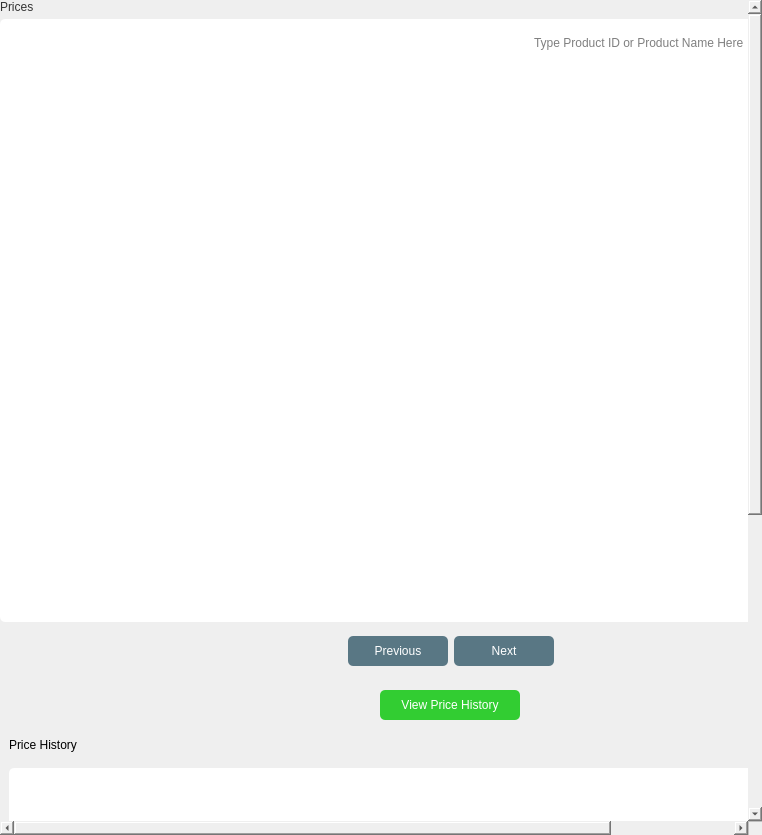
Before: the Qt Designer form app/src/ui/final_ui/prices_page.ui in Kazu0210/Inventory-System, drawn with Qt 5.
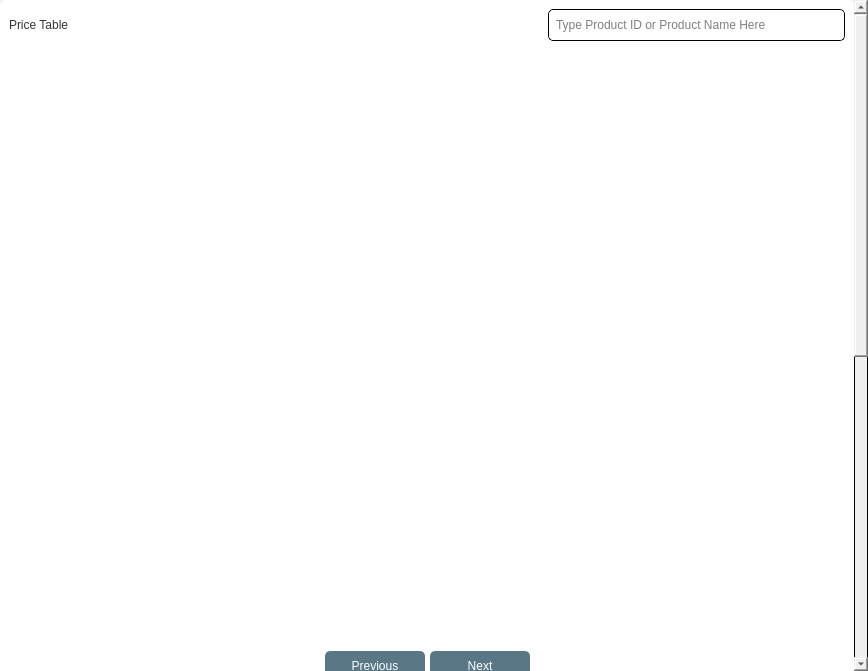
After: the same form once the commit is applied. Icons and pictures are not drawn.

Commit message: gui on prices page; done

What changed in the file:
```diff
--- a/app/src/ui/final_ui/prices_page.ui
+++ b/app/src/ui/final_ui/prices_page.ui
@@ -6,15 +6,16 @@
    <rect>
     <x>0</x>
     <y>0</y>
-    <width>762</width>
-    <height>835</height>
+    <width>868</width>
+    <height>671</height>
    </rect>
   </property>
   <property name="windowTitle">
    <string>Form</string>
   </property>
   <property name="styleSheet">
-   <string notr="true">font: 10pt &quot;Noto Sans&quot;;</string>
+   <string notr="true">font: 10pt &quot;Noto Sans&quot;;
+border: 1px solid black;</string>
   </property>
   <layout class="QVBoxLayout" name="verticalLayout">
    <property name="spacing">
@@ -50,7 +51,48 @@
       <bool>false</bool>
      </property>
      <property name="styleSheet">
-      <string notr="true">border: none;</string>
+      <string notr="true">#scrollArea{
+border: none;
+}
+QScrollBar:hover{
+ cursor: pointer;
+}
+            QScrollBar:vertical {
+                border: none;
+                background: #F0F0F0;
+                width: 14px;
+                margin: 0px 0px 0px 0px;
+            }
+            QScrollBar::handle:vertical {
+                background: #90A4AE;
+                border-radius: 7px;
+                min-height: 30px;
+            }
+            QScrollBar::add-line:vertical, QScrollBar::sub-line:vertical {
+                height: 0px;
+                background: none;
+            }
+            QScrollBar::add-page:vertical, QScrollBar::sub-page:vertical {
+                background: #F0F0F0;
+            }
+            QScrollBar:horizontal {
+                border: none;
+                background: #f0f0f0;
+                height: 14px;
+                margin: 0px 0px 0px 0px;
+            }
+            QScrollBar::handle:horizontal {
+                background: #90A4AE;
+                border-radius: 7px;
+                min-width: 14px;
+            }
+            QScrollBar::add-line:horizontal, QScrollBar::sub-line:horizontal {
+                width: 0px;
+                background: none;
+            }
+            QScrollBar::add-page:horizontal, QScrollBar::sub-page:horizontal {
+                background: #f0f0f0;
+            }</string>
      </property>
      <property name="sizeAdjustPolicy">
       <enum>QAbstractScrollArea::AdjustToContents</enum>
@@ -62,9 +104,9 @@
       <property name="geometry">
        <rect>
         <x>0</x>
-        <y>0</y>
-        <width>901</width>
-        <height>1320</height>
+        <y>-596</y>
+        <width>854</width>
+        <height>1267</height>
        </rect>
       </property>
       <property name="styleSheet">
@@ -110,8 +152,31 @@
           <property name="bottomMargin">
            <number>0</number>
           </property>
+          <item alignment="Qt::AlignTop">
+           <widget class="QFrame" name="frame_7">
+            <property name="styleSheet">
+             <string notr="true">#frame_7{
+background-color: #fff;
+border-radius: 5px;
+}</string>
+            </property>
+            <property name="frameShape">
+             <enum>QFrame::StyledPanel</enum>
+            </property>
+            <property name="frameShadow">
+             <enum>QFrame::Raised</enum>
+            </property>
+            <layout class="QVBoxLayout" name="verticalLayout_6">
+             <property name="spacing">
+              <number>5</number>
+             </property>
           <item>
            <widget class="QFrame" name="frame_6">
+               <property name="styleSheet">
+                <string notr="true">#frame_6{
+background-color: transparent;
+}</string>
+               </property>
             <property name="frameShape">
              <enum>QFrame::StyledPanel</enum>
             </property>
@@ -120,7 +185,7 @@
             </property>
             <layout class="QHBoxLayout" name="horizontalLayout">
              <property name="spacing">
-              <number>0</number>
+                 <number>5</number>
              </property>
              <property name="leftMargin">
               <number>0</number>
@@ -135,41 +200,54 @@
               <number>0</number>
              </property>
              <item alignment="Qt::AlignLeft">
+                 <widget class="QFrame" name="frame_12">
+                  <property name="styleSheet">
+                   <string notr="true">*{
+background-color: transparent;
+}</string>
+                  </property>
+                  <property name="frameShape">
+                   <enum>QFrame::StyledPanel</enum>
+                  </property>
+                  <property name="frameShadow">
+                   <enum>QFrame::Raised</enum>
+                  </property>
+                  <layout class="QHBoxLayout" name="horizontalLayout_6">
+                   <property name="spacing">
+                    <number>0</number>
+                   </property>
+                   <property name="leftMargin">
+                    <number>0</number>
+                   </property>
+                   <property name="topMargin">
+                    <number>0</number>
+                   </property>
+                   <property name="rightMargin">
+                    <number>0</number>
+                   </property>
+                   <property name="bottomMargin">
+                    <number>0</number>
+                   </property>
+                   <item>
               <widget class="QLabel" name="label">
                <property name="styleSheet">
                 <string notr="true">font: 87 16pt &quot;Noto Sans Black&quot;;
 color: #333333;</string>
                </property>
                <property name="text">
-                <string>Prices</string>
+                      <string>Price Table</string>
                </property>
               </widget>
              </item>
             </layout>
            </widget>
           </item>
-          <item>
-           <widget class="QFrame" name="frame_7">
-            <property name="styleSheet">
-             <string notr="true">#frame_7{
-background-color: #fff;
-border-radius: 5px;
-}</string>
-            </property>
-            <property name="frameShape">
-             <enum>QFrame::StyledPanel</enum>
-            </property>
-            <property name="frameShadow">
-             <enum>QFrame::Raised</enum>
-            </property>
-            <layout class="QVBoxLayout" name="verticalLayout_6">
-             <property name="spacing">
-              <number>5</number>
-             </property>
              <item alignment="Qt::AlignRight">
               <widget class="QFrame" name="frame_4">
                <property name="styleSheet">
-                <string notr="true">background-color: transparent;</string>
+                   <string notr="true">border: 1px solid #000;
+border-radius: 5px;
+background-color: #fff;</string>
                </property>
                <property name="frameShape">
                 <enum>QFrame::StyledPanel</enum>
@@ -214,11 +292,9 @@
                    </size>
                   </property>
                   <property name="styleSheet">
-                   <string notr="true">color: #000;
-background-color: #fff;
-border-radius: 5px;
-padding: 0px 5px;
-font: 10pt &quot;Noto Sans&quot;;</string>
+                      <string notr="true">border: none;
+padding: 5px;
+color: #000;</string>
                   </property>
                   <property name="placeholderText">
                    <string>Type Product ID or Product Name Here</string>
@@ -235,13 +311,13 @@
                   </property>
                   <property name="minimumSize">
                    <size>
-                    <width>100</width>
+                       <width>30</width>
                     <height>30</height>
                    </size>
                   </property>
                   <property name="maximumSize">
                    <size>
-                    <width>120</width>
+                       <width>30</width>
                     <height>30</height>
                    </size>
                   </property>
@@ -249,13 +325,19 @@
                    <cursorShape>PointingHandCursor</cursorShape>
                   </property>
                   <property name="styleSheet">
-                   <string notr="true">background-color: #32CD32;
-font: 87 10pt &quot;Noto Sans Black&quot;;
-color: #fff;</string>
+                      <string notr="true">border: none;
+background-color: #fff;</string>
                   </property>
                   <property name="text">
-                   <string>Search</string>
-                  </property>
+                      <string/>
+                     </property>
+                     <property name="icon">
+                      <iconset>
+                       <normaloff>../../../resources/icons/black-theme/search.png</normaloff>../../../resources/icons/black-theme/search.png</iconset>
+                     </property>
+                    </widget>
+                   </item>
+                  </layout>
                  </widget>
                 </item>
                </layout>
@@ -265,20 +347,19 @@
               <widget class="QTableWidget" name="prices_tableWidget">
                <property name="minimumSize">
                 <size>
-                 <width>883</width>
-                 <height>550</height>
+                 <width>0</width>
+                 <height>600</height>
                 </size>
                </property>
                <property name="maximumSize">
                 <size>
                  <width>16777215</width>
-                 <height>550</height>
+                 <height>600</height>
                 </size>
                </property>
                <property name="styleSheet">
                 <string notr="true">#prices_tableWidget{
 color: #000;
-border: none;
 }
             QScrollBar:vertical {
                 border: none;
@@ -320,46 +401,6 @@
               </widget>
              </item>
              <item>
-              <spacer name="verticalSpacer">
-               <property name="orientation">
-                <enum>Qt::Vertical</enum>
-               </property>
-               <property name="sizeHint" stdset="0">
-                <size>
-                 <width>20</width>
-                 <height>40</height>
-                </size>
-               </property>
-              </spacer>
-             </item>
-            </layout>
-           </widget>
-          </item>
-          <item alignment="Qt::AlignTop">
-           <widget class="QFrame" name="frame">
-            <property name="frameShape">
-             <enum>QFrame::StyledPanel</enum>
-            </property>
-            <property name="frameShadow">
-             <enum>QFrame::Raised</enum>
-            </property>
-            <layout class="QVBoxLayout" name="verticalLayout_3">
-             <property name="spacing">
-              <number>5</number>
-             </property>
-             <property name="leftMargin">
-              <number>0</number>
-             </property>
-             <property name="topMargin">
-              <number>0</number>
-             </property>
-             <property name="rightMargin">
-              <number>0</number>
-             </property>
-             <property name="bottomMargin">
-              <number>0</number>
-             </property>
-             <item alignment="Qt::AlignTop">
               <widget class="QFrame" name="frame_3">
                <property name="styleSheet">
                 <string notr="true">QPushButton{
@@ -367,6 +408,9 @@
 border-radius: 5px;
 color: #fff;
 font: 87 10pt &quot;Noto Sans Black&quot;;
+}
+#frame_3{
+background-color: transparent;
 }</string>
                </property>
                <property name="frameShape">
@@ -376,6 +420,21 @@
                 <enum>QFrame::Raised</enum>
                </property>
                <layout class="QHBoxLayout" name="horizontalLayout_2">
+                <property name="spacing">
+                 <number>5</number>
+                </property>
+                <property name="leftMargin">
+                 <number>0</number>
+                </property>
+                <property name="topMargin">
+                 <number>0</number>
+                </property>
+                <property name="rightMargin">
+                 <number>0</number>
+                </property>
+                <property name="bottomMargin">
+                 <number>0</number>
+                </property>
                 <item>
                  <spacer name="horizontalSpacer_2">
                   <property name="orientation">
@@ -449,6 +508,46 @@
                </layout>
               </widget>
              </item>
+             <item>
+              <spacer name="verticalSpacer">
+               <property name="orientation">
+                <enum>Qt::Vertical</enum>
+               </property>
+               <property name="sizeHint" stdset="0">
+                <size>
+                 <width>20</width>
+                 <height>40</height>
+                </size>
+               </property>
+              </spacer>
+             </item>
+            </layout>
+           </widget>
+          </item>
+          <item alignment="Qt::AlignTop">
+           <widget class="QFrame" name="frame">
+            <property name="frameShape">
+             <enum>QFrame::StyledPanel</enum>
+            </property>
+            <property name="frameShadow">
+             <enum>QFrame::Raised</enum>
+            </property>
+            <layout class="QVBoxLayout" name="verticalLayout_3">
+             <property name="spacing">
+              <number>5</number>
+             </property>
+             <property name="leftMargin">
+              <number>0</number>
+             </property>
+             <property name="topMargin">
+              <number>0</number>
+             </property>
+             <property name="rightMargin">
+              <number>0</number>
+             </property>
+             <property name="bottomMargin">
+              <number>0</number>
+             </property>
             </layout>
            </widget>
           </item>
@@ -467,6 +566,21 @@
           <enum>QFrame::Raised</enum>
          </property>
          <layout class="QVBoxLayout" name="verticalLayout_5">
+          <property name="spacing">
+           <number>5</number>
+          </property>
+          <property name="leftMargin">
+           <number>0</number>
+          </property>
+          <property name="topMargin">
+           <number>0</number>
+          </property>
+          <property name="rightMargin">
+           <number>0</number>
+          </property>
+          <property name="bottomMargin">
+           <number>0</number>
+          </property>
           <item alignment="Qt::AlignTop">
            <widget class="QFrame" name="frame_8">
             <property name="minimumSize">
@@ -565,57 +679,6 @@
              <property name="bottomMargin">
               <number>0</number>
              </property>
-             <item>
-              <widget class="QFrame" name="frame_10">
-               <property name="minimumSize">
-                <size>
-                 <width>0</width>
-                 <height>36</height>
-                </size>
-               </property>
-               <property name="maximumSize">
-                <size>
-                 <width>16777215</width>
-                 <height>36</height>
-                </size>
-               </property>
-               <property name="frameShape">
-                <enum>QFrame::StyledPanel</enum>
-               </property>
-               <property name="frameShadow">
-                <enum>QFrame::Raised</enum>
-               </property>
-               <layout class="QHBoxLayout" name="horizontalLayout_5">
-                <property name="spacing">
-                 <number>0</number>
-                </property>
-                <property name="leftMargin">
-                 <number>0</number>
-                </property>
-                <property name="topMargin">
-                 <number>0</number>
-                </property>
-                <property name="rightMargin">
-                 <number>0</number>
-                </property>
-                <property name="bottomMargin">
-                 <number>0</number>
-                </property>
-                <item alignment="Qt::AlignLeft">
-                 <widget class="QLabel" name="label_2">
-                  <property name="styleSheet">
-                   <string notr="true">font: 87 16pt &quot;Noto Sans Black&quot;;
-color: #000;
-</string>
-                  </property>
-                  <property name="text">
-                   <string>Price History</string>
-                  </property>
-                 </widget>
-                </item>
-               </layout>
-              </widget>
-             </item>
              <item>
               <widget class="QFrame" name="frame_9">
                <property name="minimumSize">
@@ -638,6 +701,45 @@
                </property>
                <layout class="QVBoxLayout" name="verticalLayout_7">
                 <property name="spacing">
+                 <number>5</number>
+                </property>
+                <property name="leftMargin">
+                 <number>9</number>
+                </property>
+                <property name="topMargin">
+                 <number>9</number>
+                </property>
+                <property name="rightMargin">
+                 <number>9</number>
+                </property>
+                <property name="bottomMargin">
+                 <number>9</number>
+                </property>
+                <item>
+                 <widget class="QFrame" name="frame_10">
+                  <property name="minimumSize">
+                   <size>
+                    <width>0</width>
+                    <height>36</height>
+                   </size>
+                  </property>
+                  <property name="maximumSize">
+                   <size>
+                    <width>16777215</width>
+                    <height>36</height>
+                   </size>
+                  </property>
+                  <property name="styleSheet">
+                   <string notr="true">background-color: transparent;</string>
+                  </property>
+                  <property name="frameShape">
+                   <enum>QFrame::StyledPanel</enum>
+                  </property>
+                  <property name="frameShadow">
+                   <enum>QFrame::Raised</enum>
+                  </property>
+                  <layout class="QHBoxLayout" name="horizontalLayout_5">
+                   <property name="spacing">
                  <number>0</number>
                 </property>
                 <property name="leftMargin">
@@ -652,6 +754,21 @@
                 <property name="bottomMargin">
                  <number>0</number>
                 </property>
+                   <item alignment="Qt::AlignLeft">
+                    <widget class="QLabel" name="label_2">
+                     <property name="styleSheet">
+                      <string notr="true">font: 87 16pt &quot;Noto Sans Black&quot;;
+color: #000;
+</string>
+                     </property>
+                     <property name="text">
+                      <string>Price History Table</string>
+                     </property>
+                    </widget>
+                   </item>
+                  </layout>
+                 </widget>
+                </item>
                 <item alignment="Qt::AlignHCenter|Qt::AlignVCenter">
                  <widget class="QTableWidget" name="price_history_tableWidget">
                   <property name="minimumSize">
@@ -712,6 +829,19 @@
             </layout>
            </widget>
           </item>
+          <item>
+           <spacer name="verticalSpacer_2">
+            <property name="orientation">
+             <enum>Qt::Vertical</enum>
+            </property>
+            <property name="sizeHint" stdset="0">
+             <size>
+              <width>20</width>
+              <height>40</height>
+             </size>
+            </property>
+           </spacer>
+          </item>
          </layout>
         </widget>
        </item>
```
Lines whose indentation alone changed are shown as unchanged. The commit also changes 8 other files.
